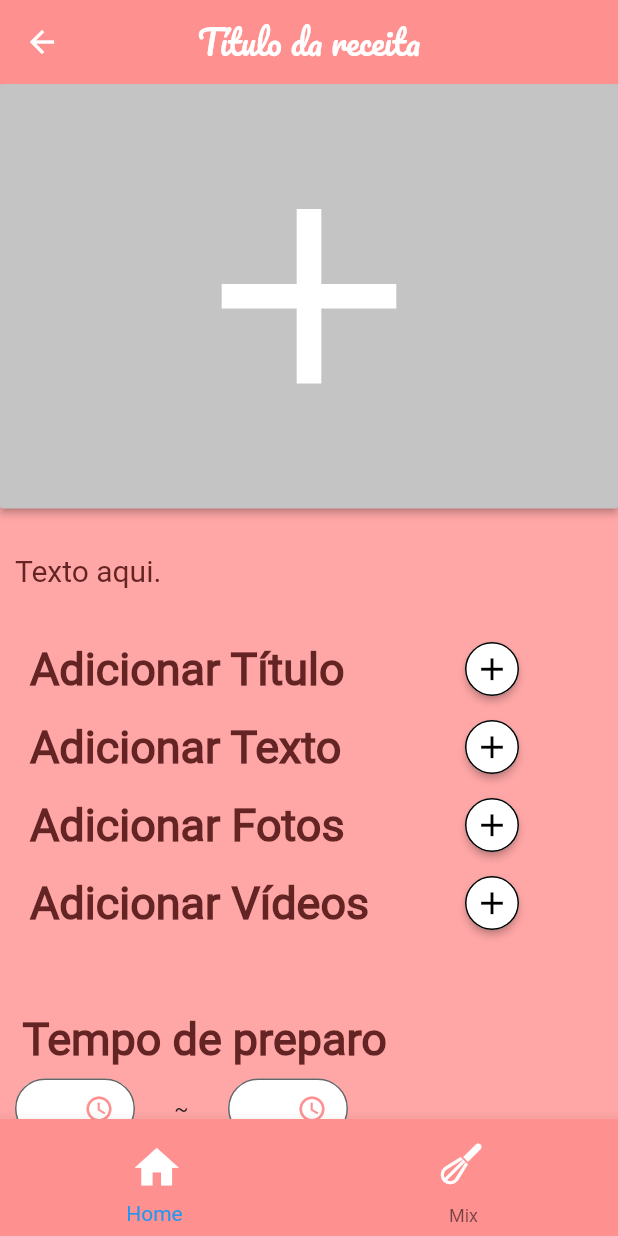
After one commit to mateuzin/moRANGO-Flutter, a Flutter app: the AddRecipeScreen screen opened by its route, on a phone screen of 412 x 824 dp. The commit adds this screen. Run offline on Flutter 3.47's test engine with Material 2 defaults, Android fonts, the phone set to English and light mode, and no system bars; our stand-ins replace material_design_icons_flutter.

Commit message:
Criada nova tela de adicionar receita e a sua rota, além de umas pequenas alterações.

```diff
--- a/lib/main.dart
+++ b/lib/main.dart
@@ -1,4 +1,5 @@
 import 'package:flutter/material.dart';
+import 'package:morango_app/screens/addrecipe_screen.dart';
 import 'package:morango_app/screens/recipe_screen.dart';
 import 'package:morango_app/screens/Mix_Screen.dart';
 import 'package:morango_app/screens/forgot.dart';
@@ -46,6 +47,8 @@ class MyApp extends StatelessWidget {
               return MaterialPageRoute(builder: (_) => Loading());
             case '/recipe':
               return MaterialPageRoute(builder: (_) => RecipeScreen());
+            case '/addrecipe':
+              return MaterialPageRoute(builder: (_) => AddRecipeScreen());
             case '/':
             default:
               return MaterialPageRoute(builder: (_) => SigninScreen());
--- a/lib/screens/Mix_Screen.dart
+++ b/lib/screens/Mix_Screen.dart
@@ -120,7 +120,7 @@ class MixScreen extends StatelessWidget {
                   padding: EdgeInsets.fromLTRB(25, 150, 29, 14),
                   child:
                   RaisedButton(
-                    onPressed: () {Navigator.of(context).pushNamed('/recipe');},
+                    onPressed: () {Navigator.of(context).pushNamed('/addrecipe');},
                     color: Color.fromRGBO(110, 213, 161, 1),
                       child:
                       Row(
--- /dev/null
+++ b/lib/screens/addrecipe_screen.dart
@@ -0,0 +1,305 @@
+import 'package:flutter/cupertino.dart';
+import 'package:flutter/material.dart';
+import 'package:morango_app/widgets/custom_bottom_navigation_bar.dart';
+
+class AddRecipeScreen extends StatelessWidget {
+
+  Widget _addRecipeBar(){
+    return AppBar(
+      backgroundColor: Color.fromRGBO(255, 144, 144, 1),
+      title: Text(
+        "Título da receita",
+        textAlign: TextAlign.center,
+        style: TextStyle(
+            fontSize: 22,
+            fontFamily: 'Pacifico',
+            color: Colors.white
+        ),
+      ),
+      centerTitle: true,
+      leading: Builder(
+          builder: (context){
+            return IconButton(
+                icon: Icon(Icons.arrow_back),
+                color: Colors.white,
+                onPressed: (){}
+            );
+          }
+      ),
+    );
+  }
+  Widget _addItem(String item){
+    return Container(
+      padding: EdgeInsets.fromLTRB(10, 0, 40, 4),
+      child: Row(
+        mainAxisAlignment: MainAxisAlignment.spaceBetween,
+        children: [
+          Container(
+            padding: EdgeInsets.only(left: 10),
+            child: Text("Adicionar $item",
+              style: TextStyle(
+                fontSize: 30,
+                fontFamily: "Roboto",
+                fontWeight: FontWeight.bold,
+                color: Color.fromRGBO(100, 36, 36, 1)
+              ),
+            ),
+          ),
+          SizedBox(
+            child: RaisedButton(
+              color: Colors.white,
+              shape: CircleBorder(
+                  side: BorderSide(color: Colors.black)
+              ),
+              child: Icon(Icons.add, size: 25, color: Colors.black),
+              onPressed: (){},
+            ),
+          )
+        ],
+      ),
+    );
+  }
+
+  @override
+  Widget build(BuildContext context) {
+    return Scaffold(
+      appBar: _addRecipeBar(),
+      backgroundColor: Color.fromRGBO(255,166,166,1),
+      body: SingleChildScrollView(
+        child: Column(
+          crossAxisAlignment: CrossAxisAlignment.stretch,
+          children: [
+            SizedBox(
+              width: 375,
+              height: 283,
+              child: RaisedButton(
+                color: Color.fromRGBO(196, 196, 196, 1),
+                child: Icon(Icons.add, size: 200, color: Colors.white),
+                onPressed: (){},
+              ),
+            ), //caixinha de adicionar foto da receita
+            Container(
+              padding: EdgeInsets.fromLTRB(10, 30, 10, 30),
+              child: Text(
+                "Texto aqui.",
+                style: TextStyle(
+                  fontSize: 20,
+                  fontFamily: "Roboto",
+                  color: Color.fromRGBO(100, 36, 36, 1)
+                  /*color: Colors.white*/ //caso fique melhor como branco
+                ),
+              ),
+            ),
+            _addItem("Título"),
+            _addItem("Texto"),
+            _addItem("Fotos"),
+            _addItem("Vídeos"),
+            Container(
+              padding: EdgeInsets.fromLTRB(15, 45, 15, 0),
+              child: Text(
+                "Tempo de preparo",
+                style: TextStyle(
+                  fontSize: 30,
+                  fontFamily: "Roboto",
+                  fontWeight: FontWeight.bold,
+                  color: Color.fromRGBO(100, 36, 36, 1)
+                ),
+              ),
+            ),//tempo de preparo
+            Container(
+              padding: EdgeInsets.fromLTRB(10, 9, 180, 0),
+              child: Row(
+                mainAxisAlignment: MainAxisAlignment.spaceBetween,
+                children: [
+                  SizedBox(
+                    width: 80,
+                    height: 40,
+                    child: TextField(
+                      style: TextStyle(color: Colors.black, fontSize: 20),
+                      decoration: InputDecoration(
+                        suffixIcon: Icon(
+                          Icons.access_time_outlined,
+                          size: 20,
+                          color: Color.fromRGBO(255, 144, 144, 1)
+                        ),
+                        filled: true,
+                        fillColor: Colors.white,
+                        border: OutlineInputBorder(
+                          borderRadius: BorderRadius.circular(30),
+                          borderSide: BorderSide(
+                            color: Colors.black
+                          )
+                        )
+                      ),
+                    keyboardType: TextInputType.number,
+                  ),
+                ),
+                  Text("~"),
+                  SizedBox(
+                    width: 80,
+                    height: 40,
+                    child: TextField(
+                      style: TextStyle(color: Colors.black, fontSize: 20),
+                      decoration: InputDecoration(
+                        suffixIcon: Icon(
+                          Icons.access_time_outlined,
+                          size: 20,
+                          color: Color.fromRGBO(255, 144, 144, 1)
+                        ),
+                        filled: true,
+                        fillColor: Colors.white,
+                        border: OutlineInputBorder(
+                          borderRadius: BorderRadius.circular(30),
+                          borderSide: BorderSide(
+                            color: Colors.black
+                          )
+                        )
+                      ),
+                      keyboardType: TextInputType.number,
+                    ),
+                  ),
+                ],
+              ),
+            ),
+            Container(
+              padding: EdgeInsets.fromLTRB(15, 45, 15, 0),
+              child: Text(
+                "Título da receita",
+                style: TextStyle(
+                  fontSize: 30,
+                  fontFamily: "Roboto",
+                  fontWeight: FontWeight.bold,
+                  color: Color.fromRGBO(100, 36, 36, 1)
+                ),
+              ),
+            ),//título da receita
+            Container(
+              padding: EdgeInsets.fromLTRB(15, 6, 15, 20),
+              child: SizedBox(
+                width: 350,
+                height: 30,
+                child: TextField(
+                  style: TextStyle(color: Colors.black),
+                  cursorColor: Colors.white,
+                  decoration: InputDecoration(
+                    filled: true,
+                    fillColor: Colors.white,
+                    border: OutlineInputBorder(
+                      borderRadius: BorderRadius.circular(30.0),
+                      borderSide: BorderSide(
+                        color:  Colors.black,
+                      ),
+                    ),
+                  ),
+                ),
+              ),
+            ),
+            Container(
+              padding: EdgeInsets.fromLTRB(10, 0, 10, 25),
+              child: Text(
+                "Adcione os ingredientes e as quantidades que serão usados nessa receita",
+                style: TextStyle(
+                  fontSize: 20,
+                  fontFamily: "Roboto",
+                  color: Color.fromRGBO(100, 36, 36, 1)
+                ),
+              ),
+            ),
+            Container(
+              padding: EdgeInsets.fromLTRB(10, 9, 10, 100),
+              child: Row(
+                mainAxisAlignment: MainAxisAlignment.start,
+                children: [
+                  SizedBox(
+                    width: 180,
+                    height: 30,
+                    child: TextField(
+                      style: TextStyle(color: Colors.black, fontSize: 20),
+                      decoration: InputDecoration(
+                          filled: true,
+                          fillColor: Colors.white,
+                          border: OutlineInputBorder(
+                              borderRadius: BorderRadius.circular(30),
+                              borderSide: BorderSide(
+                                  color: Colors.black
+                              )
+                          )
+                      ),
+                      keyboardType: TextInputType.text,
+                    ),
+                  ),
+                  SizedBox(
+                    width: 80,
+                    height: 30,
+                    child: TextField(
+                      style: TextStyle(color: Colors.black, fontSize: 20),
+                      decoration: InputDecoration(
+                          filled: true,
+                          fillColor: Colors.white,
+                          border: OutlineInputBorder(
+                              borderRadius: BorderRadius.circular(30),
+                              borderSide: BorderSide(
+                                  color: Colors.black
+                              )
+                          )
+                      ),
+                      keyboardType: TextInputType.text,
+                    ),
+                  ),
+                  SizedBox(
+                    width: 60,
+                    height: 30,
+                    child: TextField(
+                      style: TextStyle(color: Colors.black, fontSize: 20),
+                      decoration: InputDecoration(
+                          filled: true,
+                          fillColor: Colors.white,
+                          border: OutlineInputBorder(
+                              borderRadius: BorderRadius.circular(30),
+                              borderSide: BorderSide(
+                                  color: Colors.black
+                              )
+                          )
+                      ),
+                      keyboardType: TextInputType.number,
+                    ),
+                  ),
+                ],
+              ),
+            ),
+            Container(
+              padding: EdgeInsets.fromLTRB(120, 0, 120, 100),
+              child: SizedBox(
+                width: 165,
+                height: 60,
+                child: RaisedButton(
+                  color: Color.fromRGBO(110, 213, 161, 1),
+                  shape: RoundedRectangleBorder(
+                      borderRadius: BorderRadius.circular(20),
+/*                      side: BorderSide(color: Colors.black)*/
+                  ),
+                  child: Row(
+                    mainAxisAlignment: MainAxisAlignment.center,
+                    children: [
+                      Icon(Icons.arrow_forward, size: 40, color: Colors.white),
+                      Text(
+                        "Enviar",
+                        style: TextStyle(
+                            color: Colors.white,
+                            fontFamily: "Roboto",
+                            fontSize: 20
+                        ),
+                      )
+                    ],
+                  ),
+                  onPressed: (){Navigator.of(context).pushNamed('/recipe');},
+                ),
+              )
+            )
+          ],
+        ),
+      ),
+      bottomNavigationBar: CustomBottomNavigationBar(),
+    );
+  }
+}
--- a/lib/screens/recipe_screen.dart
+++ b/lib/screens/recipe_screen.dart
@@ -20,6 +20,7 @@ class RecipeScreen extends StatelessWidget {
             color: Colors.white
         ),
       ),
+      centerTitle: true,
       leading: Builder(
           builder: (context){
             return IconButton(
```
